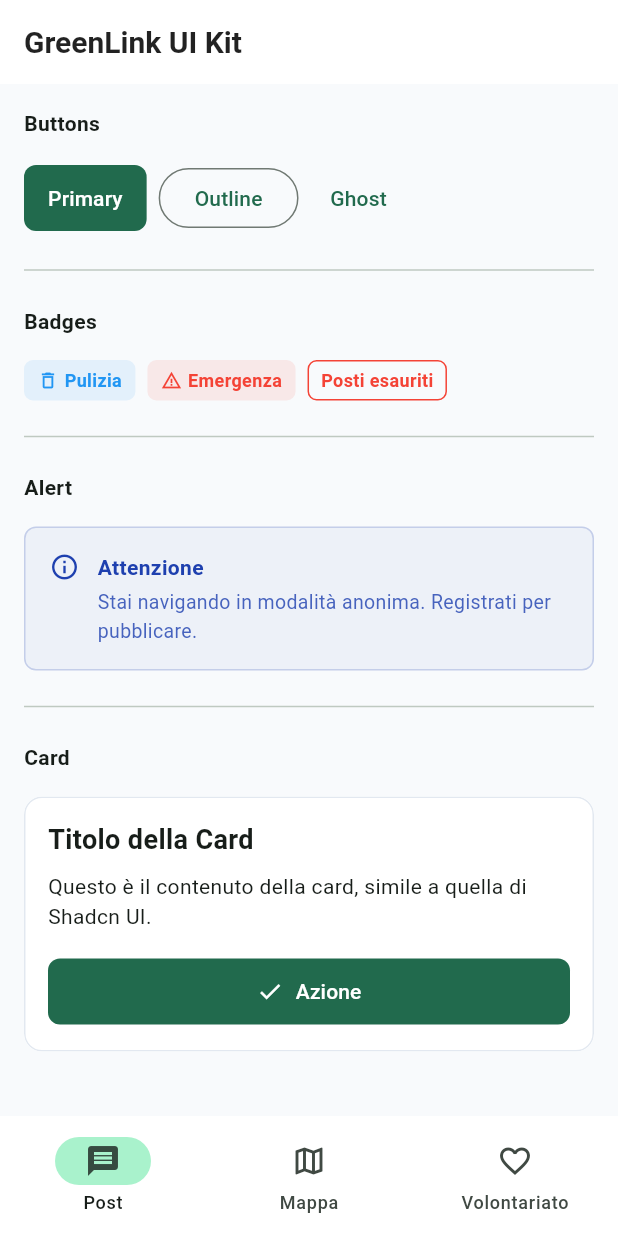
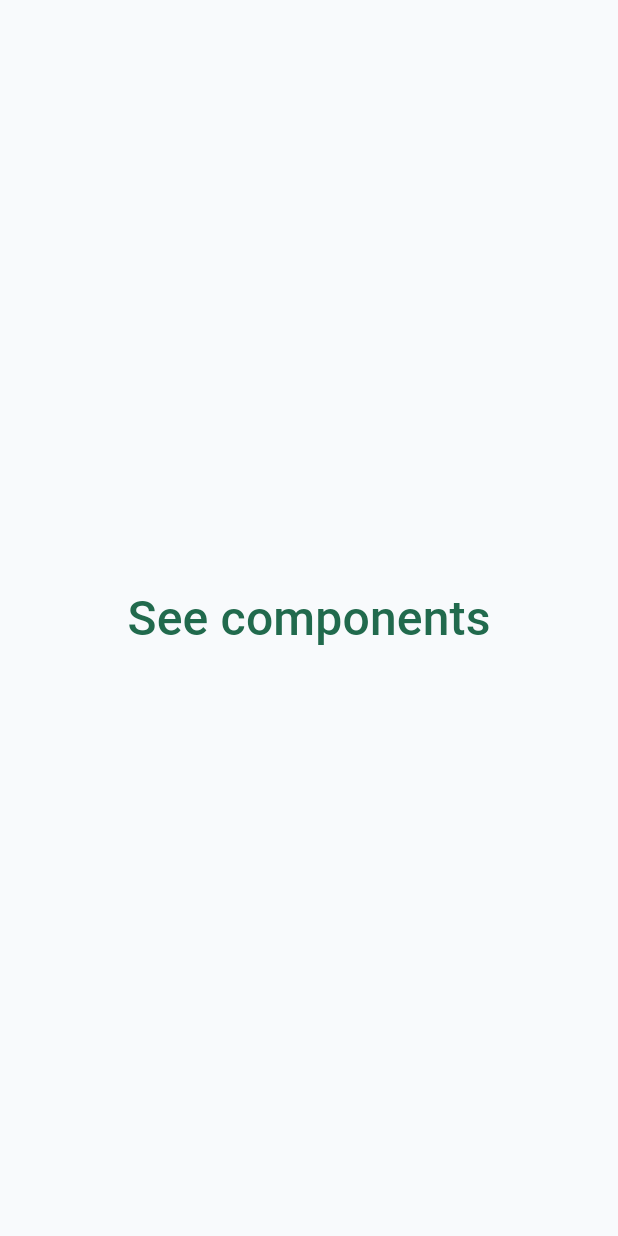
Before and after one commit to kappall/GreenLink, a Flutter app: the screen it shows after launch, on a phone screen of 412 x 824 dp. Run offline on Flutter 3.47's test engine with Material 3 defaults, Android fonts, the phone set to English and light mode, and no system bars; our stand-ins replace go_router.

Commit message:
added router using go_router package

```diff
--- a/lib/main.dart
+++ b/lib/main.dart
@@ -1,5 +1,5 @@
 import 'package:flutter/material.dart';
-import 'core/common/widgets/ui.dart';
+import 'package:greenlinkapp/router.dart';
 import 'theme/app_theme.dart';
 
 void main() {
@@ -11,106 +11,14 @@ class MyApp extends StatelessWidget {
 
   @override
   Widget build(BuildContext context) {
-    return MaterialApp(
+    return MaterialApp.router(
       title: 'GreenLink',
       debugShowCheckedModeBanner: false,
       themeMode: ThemeMode.system,
       theme: AppTheme.lightTheme,
       darkTheme: AppTheme.darkTheme,
 
-      home: const ComponentShowcaseScreen(),
+      routerConfig: router,
     );
   }
 }
-
-class ComponentShowcaseScreen extends StatelessWidget {
-  const ComponentShowcaseScreen({super.key});
-
-  @override
-  Widget build(BuildContext context) {
-    return Scaffold(
-      appBar: AppBar(title: const Text('GreenLink UI Kit')),
-      body: SingleChildScrollView(
-        padding: const EdgeInsets.all(16),
-        child: Column(
-          crossAxisAlignment: CrossAxisAlignment.start,
-          spacing: 16,
-          children: [
-            const Text(
-              "Buttons",
-              style: TextStyle(fontWeight: FontWeight.bold),
-            ),
-            Wrap(
-              spacing: 8,
-              children: [
-                FilledButton(onPressed: () {}, child: const Text("Primary")),
-                OutlinedButton(onPressed: () {}, child: const Text("Outline")),
-                TextButton(onPressed: () {}, child: const Text("Ghost")),
-              ],
-            ),
-
-            const Divider(),
-            const Text("Badges", style: TextStyle(fontWeight: FontWeight.bold)),
-            const Wrap(
-              spacing: 8,
-              children: [
-                UiBadge(
-                  label: "Pulizia",
-                  color: Colors.blue,
-                  icon: Icons.delete_outline,
-                ),
-                UiBadge(
-                  label: "Emergenza",
-                  color: Colors.red,
-                  icon: Icons.warning_amber,
-                ),
-                UiBadge(
-                  label: "Posti esauriti",
-                  isOutline: true,
-                  color: Colors.red,
-                ),
-              ],
-            ),
-
-            const Divider(),
-            const Text("Alert", style: TextStyle(fontWeight: FontWeight.bold)),
-            const UiAlert(
-              title: "Attenzione",
-              description:
-                  "Stai navigando in modalità anonima. Registrati per pubblicare.",
-              icon: Icons.info_outline,
-            ),
-
-            const Divider(),
-            const Text("Card", style: TextStyle(fontWeight: FontWeight.bold)),
-            UiCard(
-              child: Column(
-                crossAxisAlignment: CrossAxisAlignment.start,
-                children: [
-                  const Text(
-                    "Titolo della Card",
-                    style: TextStyle(fontSize: 18, fontWeight: FontWeight.bold),
-                  ),
-                  const SizedBox(height: 8),
-                  const Text(
-                    "Questo è il contenuto della card, simile a quella di Shadcn UI.",
-                  ),
-                  const SizedBox(height: 16),
-                  SizedBox(
-                    width: double.infinity,
-                    child: FilledButton.icon(
-                      onPressed: () {},
-                      icon: const Icon(Icons.check),
-                      label: const Text("Azione"),
-                    ),
-                  ),
-                ],
-              ),
-            ),
-          ],
-        ),
-      ),
-      bottomNavigationBar: const UiBottomNavigation(currentIndex: 0),
-    );
-  }
-}
--- /dev/null
+++ b/lib/router.dart
@@ -0,0 +1,126 @@
+import 'package:flutter/material.dart';
+import 'package:go_router/go_router.dart';
+import 'package:greenlinkapp/core/common/widgets/ui.dart';
+
+final router = GoRouter(
+  initialLocation: '/',
+  routes: [
+    GoRoute(
+      path: '/',
+      builder: (context, state) => const RootScreenPlaceholder(),
+    ),
+
+    GoRoute(
+      path: '/ui',
+      builder: (context, state) => const ComponentShowcaseScreen(),
+    ),
+  ],
+);
+
+class RootScreenPlaceholder extends StatelessWidget {
+  const RootScreenPlaceholder({super.key});
+
+  @override
+  Widget build(BuildContext context) {
+    return Scaffold(
+      body: Center(
+        child: TextButton(
+          onPressed: () => router.push('/ui'),
+          child: Text("See components", style: TextStyle(fontSize: 32)),
+        ),
+      ),
+    );
+  }
+}
+
+class ComponentShowcaseScreen extends StatelessWidget {
+  const ComponentShowcaseScreen({super.key});
+
+  @override
+  Widget build(BuildContext context) {
+    return Scaffold(
+      appBar: AppBar(title: const Text('GreenLink UI Kit')),
+      body: SingleChildScrollView(
+        padding: const EdgeInsets.all(16),
+        child: Column(
+          crossAxisAlignment: CrossAxisAlignment.start,
+          spacing: 16,
+          children: [
+            const Text(
+              "Buttons",
+              style: TextStyle(fontWeight: FontWeight.bold),
+            ),
+            Wrap(
+              spacing: 8,
+              children: [
+                FilledButton(onPressed: () {}, child: const Text("Primary")),
+                OutlinedButton(onPressed: () {}, child: const Text("Outline")),
+                TextButton(onPressed: () {}, child: const Text("Ghost")),
+              ],
+            ),
+
+            const Divider(),
+            const Text("Badges", style: TextStyle(fontWeight: FontWeight.bold)),
+            const Wrap(
+              spacing: 8,
+              children: [
+                UiBadge(
+                  label: "Pulizia",
+                  color: Colors.blue,
+                  icon: Icons.delete_outline,
+                ),
+                UiBadge(
+                  label: "Emergenza",
+                  color: Colors.red,
+                  icon: Icons.warning_amber,
+                ),
+                UiBadge(
+                  label: "Posti esauriti",
+                  isOutline: true,
+                  color: Colors.red,
+                ),
+              ],
+            ),
+
+            const Divider(),
+            const Text("Alert", style: TextStyle(fontWeight: FontWeight.bold)),
+            const UiAlert(
+              title: "Attenzione",
+              description:
+                  "Stai navigando in modalità anonima. Registrati per pubblicare.",
+              icon: Icons.info_outline,
+            ),
+
+            const Divider(),
+            const Text("Card", style: TextStyle(fontWeight: FontWeight.bold)),
+            UiCard(
+              child: Column(
+                crossAxisAlignment: CrossAxisAlignment.start,
+                children: [
+                  const Text(
+                    "Titolo della Card",
+                    style: TextStyle(fontSize: 18, fontWeight: FontWeight.bold),
+                  ),
+                  const SizedBox(height: 8),
+                  const Text(
+                    "Questo è il contenuto della card, simile a quella di Shadcn UI.",
+                  ),
+                  const SizedBox(height: 16),
+                  SizedBox(
+                    width: double.infinity,
+                    child: FilledButton.icon(
+                      onPressed: () {},
+                      icon: const Icon(Icons.check),
+                      label: const Text("Azione"),
+                    ),
+                  ),
+                ],
+              ),
+            ),
+          ],
+        ),
+      ),
+      bottomNavigationBar: const UiBottomNavigation(currentIndex: 0),
+    );
+  }
+}
--- a/pubspec.yaml
+++ b/pubspec.yaml
@@ -10,6 +10,7 @@ dependencies:
     sdk: flutter
 
   cupertino_icons: ^1.0.8
+  go_router: ^17.0.0
 
 dev_dependencies:
   flutter_test:
```
Also changed, not shown: pubspec.lock, 1 other file.
